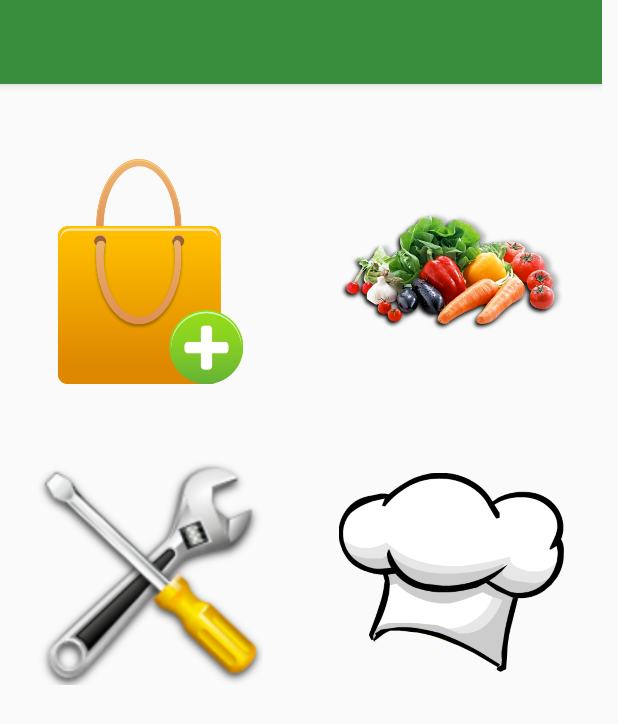
After one commit to scando1993/FoodTracker, an Android app: the layout principal.xml on its own in the app's theme, with its tools: preview values and no code run, on a phone screen of 412 x 824 dp. The commit adds this screen. Shown: the top 724 px of the screen. Run offline under Robolectric (Android 15) with nearby library versions, the phone set to English and light mode, and no system bars.

Commit message:
added main eskeleton, added customized actionbar activity and main activity with gridlayout.

```diff
--- a/app/src/main/AndroidManifest.xml
+++ b/app/src/main/AndroidManifest.xml
@@ -4,10 +4,10 @@
 
     <application
         android:allowBackup="true"
+        android:theme="@style/Theme.AppCompat.Light.NoActionBar"
         android:icon="@mipmap/ic_launcher"
         android:label="@string/app_name"
-        android:supportsRtl="true"
-        android:theme="@style/AppTheme">
+        android:supportsRtl="true">
         <activity android:name=".MainLayoutActivity">
             <intent-filter>
                 <action android:name="android.intent.action.MAIN" />
--- /dev/null
+++ b/app/src/main/res/layout/principal.xml
@@ -0,0 +1,64 @@
+<LinearLayout xmlns:android="http://schemas.android.com/apk/res/android"
+    android:layout_height="wrap_content"
+    android:layout_width="wrap_content"
+    android:orientation="vertical"
+    xmlns:app="http://schemas.android.com/apk/res-auto">
+
+    <include
+        android:id="@+id/toolbar"
+        layout="@layout/toolbar"/>
+    <GridLayout xmlns:android="http://schemas.android.com/apk/res/android"
+        xmlns:tools="http://schemas.android.com/tools"
+        android:id="@+id/main_layout"
+        android:layout_width="wrap_content"
+        android:layout_height="wrap_content"
+        android:layout_gravity="bottom"
+        android:columnCount="2">
+
+        <ImageView
+            android:id="@+id/addNewProduct"
+            android:layout_weight="1"
+            android:layout_width="fill_parent"
+            android:layout_height="wrap_content" />
+
+        <ImageView
+            android:layout_marginTop="50dp"
+            android:id="@+id/button_addProduct"
+            android:layout_column="0"
+            android:layout_gravity="left|top"
+            android:layout_row="0"
+            android:layout_height="150dp"
+            android:layout_width="150dp"
+            android:layout_margin="25dp"
+            android:src="@drawable/addfood"/>
+
+        <ImageView
+            android:layout_marginTop="50dp"
+            android:id="@+id/button_controlZone"
+            android:layout_column="1"
+            android:layout_gravity="left|top"
+            android:layout_row="0"
+            android:layout_height="150dp"
+            android:layout_width="150dp"
+            android:layout_margin="25dp"
+            android:src="@drawable/controlzone"/>
+        <ImageView
+            android:id="@+id/button_configuration"
+            android:layout_column="0"
+            android:layout_gravity="left|top"
+            android:layout_row="1"
+            android:layout_height="150dp"
+            android:layout_width="150dp"
+            android:layout_margin="25dp"
+            android:src="@drawable/configuration"/>
+        <ImageView
+            android:id="@+id/button_showRecipes"
+            android:layout_column="1"
+            android:layout_gravity="left|top"
+            android:layout_row="1"
+            android:layout_height="150dp"
+            android:layout_width="150dp"
+            android:layout_margin="25dp"
+            android:src="@drawable/recipes"/>
+    </GridLayout>
+    </LinearLayout>
--- /dev/null
+++ b/app/src/main/res/layout/toolbar.xml
@@ -0,0 +1,11 @@
+<?xml version="1.0" encoding="utf-8"?>
+<android.support.v7.widget.Toolbar
+    android:id="@+id/main_toolbar"
+    android:layout_width="match_parent"
+    android:layout_height="wrap_content"
+    android:background="@color/actionbar_darkgreen"
+    android:elevation="4dp"
+    android:theme="@style/ThemeOverlay.AppCompat.ActionBar"
+    app:popupTheme="@style/ThemeOverlay.AppCompat.Light"
+    xmlns:app="http://schemas.android.com/apk/res-auto"
+    xmlns:android="http://schemas.android.com/apk/res/android" />
--- a/app/src/main/res/values/colors.xml
+++ b/app/src/main/res/values/colors.xml
@@ -3,4 +3,6 @@
     <color name="colorPrimary">#3F51B5</color>
     <color name="colorPrimaryDark">#303F9F</color>
     <color name="colorAccent">#FF4081</color>
+    <color name="actionbar_green">#4CAF50</color>
+    <color name="actionbar_darkgreen">#388E3C</color>
 </resources>
--- a/app/src/main/res/values/styles.xml
+++ b/app/src/main/res/values/styles.xml
@@ -1,11 +1,10 @@
-<resources>
 
-    <!-- Base application theme. -->
-    <style name="AppTheme" parent="Theme.AppCompat.Light.DarkActionBar">
-        <!-- Customize your theme here. -->
-        <item name="colorPrimary">@color/colorPrimary</item>
-        <item name="colorPrimaryDark">@color/colorPrimaryDark</item>
-        <item name="colorAccent">@color/colorAccent</item>
-    </style>
 
-</resources>
+    <resources>
+        <style name="AppTheme" parent="Theme.AppCompat.NoActionBar">
+            <item name="windowActionBar">false</item>
+            <item name="colorPrimary">@color/colorPrimary</item>
+            <item name="colorPrimaryDark">@color/colorPrimaryDark</item>
+            <item name="colorAccent">@color/colorAccent</item>
+        </style>
+    </resources>
```
Also changed, not shown: app/build.gradle (+5 -5 lines), app/src/main/java/com/development/whitefox/foodtracker/MainLayoutActivity.java (+6 -1 lines), app/src/main/res/layout/main_layout.xml (deleted, +0 -12 lines), app/src/main/res/drawable/addfood.png (added), app/src/main/res/drawable/configuration.png (added), app/src/main/res/drawable/controlzone.png (added), app/src/main/res/drawable/recipes.png (added), 1 other file.
